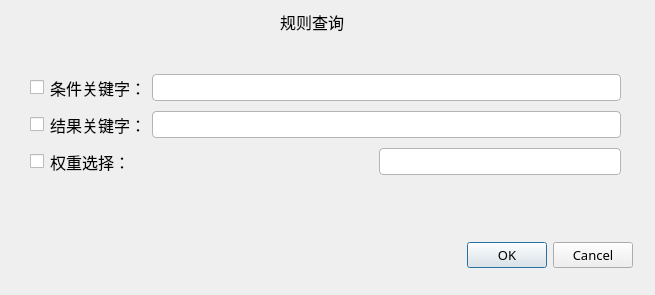
Old version of the form Rule-design/uisrc/finddialog.ui in the repository zhyhouyuan/Project.
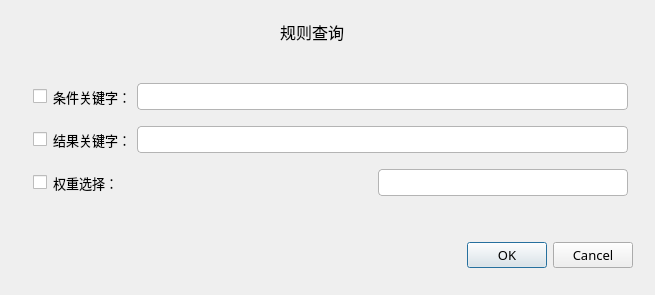
New version of the form. Icons and pictures are not drawn.

Diff of the .ui file:
```diff
--- a/Rule-design/uisrc/finddialog.ui
+++ b/Rule-design/uisrc/finddialog.ui
@@ -43,14 +43,14 @@
    <property name="geometry">
     <rect>
      <x>280</x>
-     <y>10</y>
+     <y>20</y>
      <width>80</width>
      <height>24</height>
     </rect>
    </property>
    <property name="font">
     <font>
-     <family>Agency FB</family>
+     <family>Microsoft YaHei</family>
      <pointsize>12</pointsize>
      <weight>50</weight>
      <italic>false</italic>
@@ -69,11 +69,23 @@
     <rect>
      <x>30</x>
      <y>70</y>
-     <width>591</width>
-     <height>112</height>
+     <width>601</width>
+     <height>141</height>
     </rect>
    </property>
    <layout class="QVBoxLayout" name="verticalLayout">
+    <property name="leftMargin">
+     <number>3</number>
+    </property>
+    <property name="topMargin">
+     <number>3</number>
+    </property>
+    <property name="rightMargin">
+     <number>3</number>
+    </property>
+    <property name="bottomMargin">
+     <number>3</number>
+    </property>
     <item>
      <layout class="QHBoxLayout" name="horizontalLayout">
       <item>
@@ -87,8 +99,8 @@
        <widget class="QLabel" name="label">
         <property name="font">
          <font>
-          <family>Agency FB</family>
-          <pointsize>12</pointsize>
+          <family>Microsoft YaHei</family>
+          <pointsize>10</pointsize>
           <weight>50</weight>
           <italic>false</italic>
           <bold>false</bold>
@@ -153,8 +165,8 @@
        <widget class="QLabel" name="label_2">
         <property name="font">
          <font>
-          <family>Agency FB</family>
-          <pointsize>12</pointsize>
+          <family>Microsoft YaHei</family>
+          <pointsize>10</pointsize>
           <weight>50</weight>
           <italic>false</italic>
           <bold>false</bold>
@@ -219,8 +231,8 @@
        <widget class="QLabel" name="label_3">
         <property name="font">
          <font>
-          <family>Agency FB</family>
-          <pointsize>12</pointsize>
+          <family>Microsoft YaHei</family>
+          <pointsize>10</pointsize>
           <weight>50</weight>
           <italic>false</italic>
           <bold>false</bold>
@@ -230,7 +242,7 @@
          <string notr="true">font: 12pt &quot;Agency FB&quot;;</string>
         </property>
         <property name="text">
-         <string>权重选择：</string>
+         <string>权重选择： </string>
         </property>
        </widget>
       </item>
```
Left out of the diff: 23 changed lines with no effect on the pictures.
